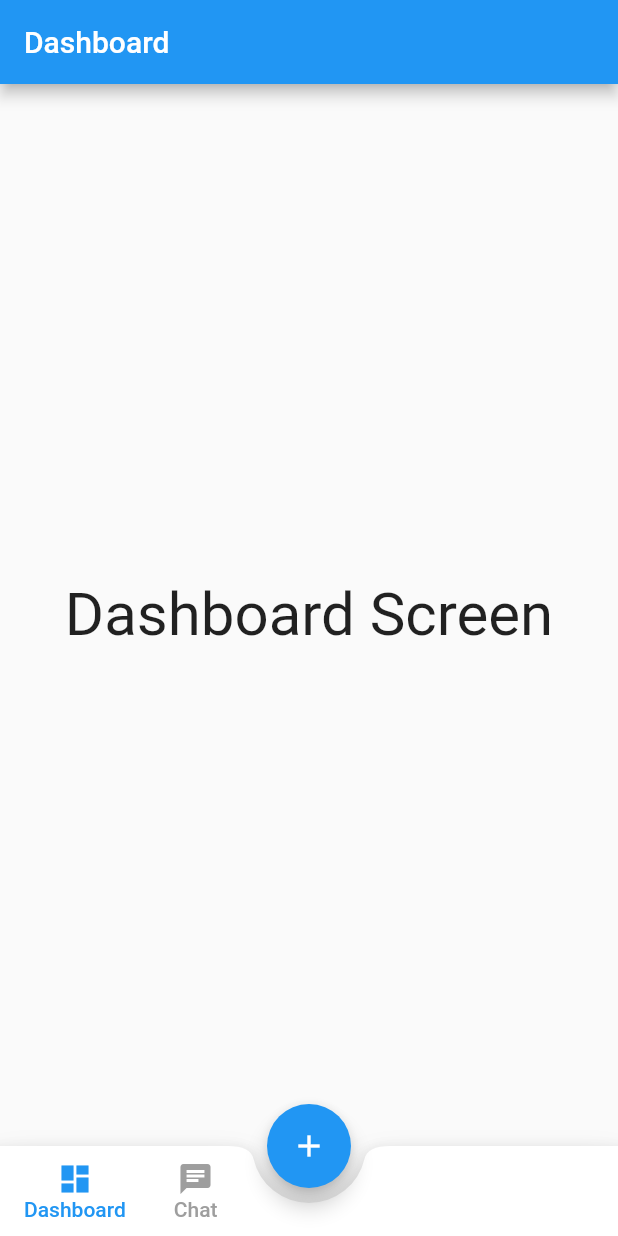
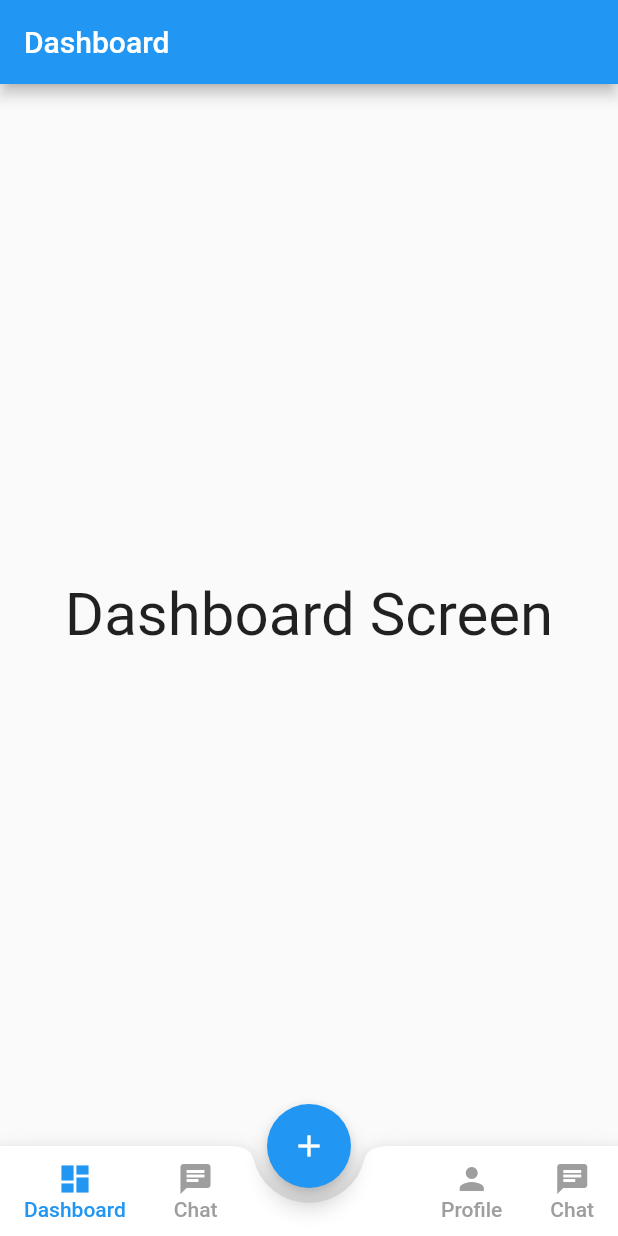
Before and after one commit to janepark423/tab_bar_view_flutter, a Flutter app: the screen it shows after launch, on a phone screen of 412 x 824 dp. Run offline on Flutter 3.47's test engine with Material 2 defaults, Android fonts, the phone set to English and light mode, and no system bars.

```diff
--- a/lib/home.dart
+++ b/lib/home.dart
@@ -42,8 +42,10 @@ class _HomeState extends State<Home> {
         notchMargin: 10,
         child:Container(
           height:60,
-          child:
-          Row(
+          child: Row(
+            mainAxisAlignment: MainAxisAlignment.spaceBetween,
+            children: <Widget>[
+             Row(
             mainAxisAlignment: MainAxisAlignment.start,
             children: <Widget>[
               MaterialButton(
@@ -92,8 +94,60 @@ class _HomeState extends State<Home> {
               ),
             ],
           ),
-        )
+
+            Row(
+              mainAxisAlignment: MainAxisAlignment.start,
+              children: <Widget>[
+                MaterialButton(
+                    minWidth: 40,
+                    onPressed: (){
+                      setState(() {
+                        currentScreen = Profile();
+                        currentTab=2;
+                      });
+                    },
+                    child:Column(
+                      mainAxisAlignment: MainAxisAlignment.center,
+                      children: [
+                        Icon(
+                          Icons.person,
+                          color: currentTab == 2? Colors.blue: Colors.grey,
+                        ),
+                        Text(
+                          'Profile',
+                          style: TextStyle(color: currentTab == 2? Colors.blue: Colors.grey),
+                        )
+                      ],
+                    )
+                ),
+                MaterialButton(
+                    minWidth: 40,
+                    onPressed: (){
+                      setState(() {
+                        currentScreen = Chat();
+                        currentTab=1;
+                      });
+                    },
+                    child:Column(
+                      mainAxisAlignment: MainAxisAlignment.center,
+                      children: [
+                        Icon(
+                          Icons.chat,
+                          color: currentTab == 1? Colors.blue: Colors.grey,
+                        ),
+                        Text(
+                          'Chat',
+                          style: TextStyle(color: currentTab == 1? Colors.blue: Colors.grey),
+                        )
+                      ],
+                    )
+                ),
+              ],
+            ),
+          ],
+        ),
       ),
+      )
     );
   }
 }
```
